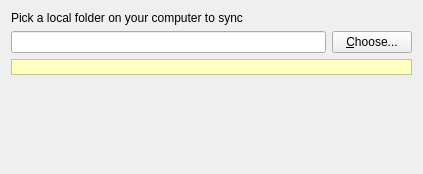
Old version of the form src/gui/folderwizard/folderwizardsourcepage.ui in the repository CSG-Development/owncloud-client.
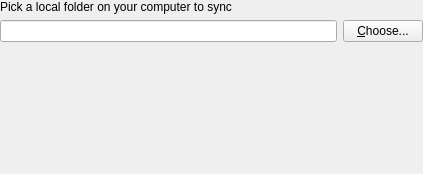
New version of the form.

What changed in the file:
```diff
--- a/src/gui/folderwizard/folderwizardsourcepage.ui
+++ b/src/gui/folderwizard/folderwizardsourcepage.ui
@@ -14,6 +14,18 @@
    <string>Form</string>
   </property>
   <layout class="QVBoxLayout" name="verticalLayout">
+   <property name="leftMargin">
+    <number>0</number>
+   </property>
+   <property name="topMargin">
+    <number>0</number>
+   </property>
+   <property name="rightMargin">
+    <number>0</number>
+   </property>
+   <property name="bottomMargin">
+    <number>0</number>
+   </property>
    <item>
     <widget class="QLabel" name="label">
      <property name="text">
@@ -40,75 +52,8 @@
    </item>
    <item>
     <widget class="QLabel" name="warnLabel">
-     <property name="palette">
-      <palette>
-       <active>
-        <colorrole role="Base">
-         <brush brushstyle="SolidPattern">
-          <color alpha="255">
-           <red>255</red>
-           <green>255</green>
-           <blue>255</blue>
-          </color>
-         </brush>
-        </colorrole>
-        <colorrole role="Window">
-         <brush brushstyle="SolidPattern">
-          <color alpha="255">
-           <red>255</red>
-           <green>255</green>
-           <blue>192</blue>
-          </color>
-         </brush>
-        </colorrole>
-       </active>
-       <inactive>
-        <colorrole role="Base">
-         <brush brushstyle="SolidPattern">
-          <color alpha="255">
-           <red>255</red>
-           <green>255</green>
-           <blue>255</blue>
-          </color>
-         </brush>
-        </colorrole>
-        <colorrole role="Window">
-         <brush brushstyle="SolidPattern">
-          <color alpha="255">
-           <red>255</red>
-           <green>255</green>
-           <blue>192</blue>
-          </color>
-         </brush>
-        </colorrole>
-       </inactive>
-       <disabled>
-        <colorrole role="Base">
-         <brush brushstyle="SolidPattern">
-          <color alpha="255">
-           <red>255</red>
-           <green>255</green>
-           <blue>192</blue>
-          </color>
-         </brush>
-        </colorrole>
-        <colorrole role="Window">
-         <brush brushstyle="SolidPattern">
-          <color alpha="255">
-           <red>255</red>
-           <green>255</green>
-           <blue>192</blue>
-          </color>
-         </brush>
-        </colorrole>
-       </disabled>
-      </palette>
-     </property>
-     <property name="autoFillBackground">
-      <bool>true</bool>
-     </property>
      <property name="frameShape">
-      <enum>QFrame::Shape::StyledPanel</enum>
+      <enum>QFrame::Shape::NoFrame</enum>
      </property>
      <property name="text">
       <string/>
```
